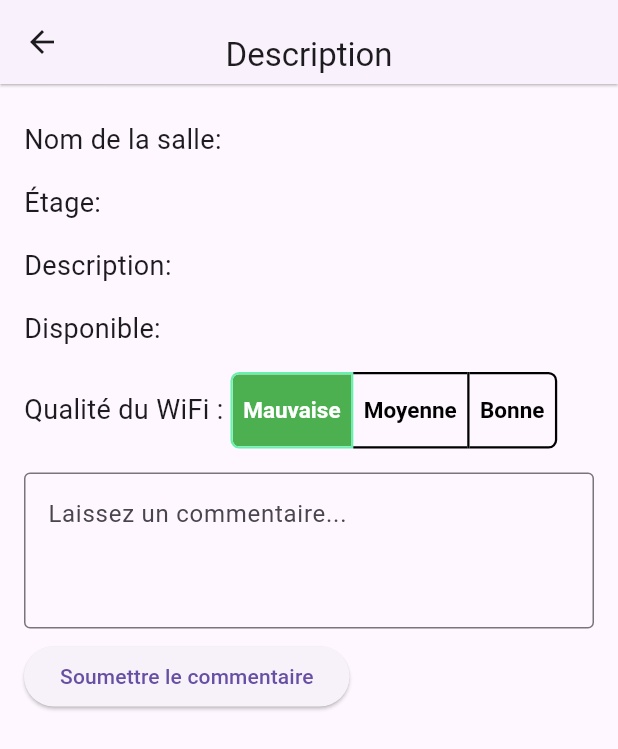
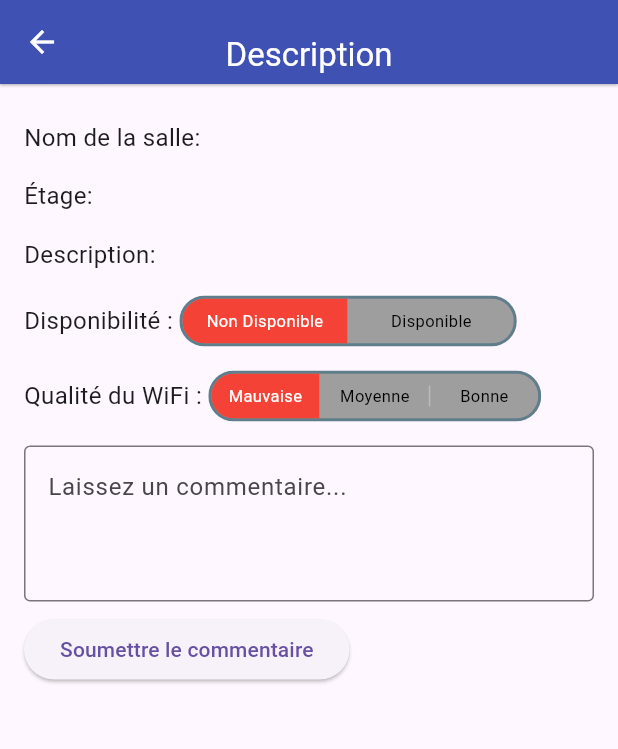
Before and after one commit to Lana487/projet_flutter, a Flutter app: the SalleDetailPage screen opened directly with empty values, after a tap on "Mauvaise", on a phone screen of 412 x 824 dp. Shown: the top 749 px of the screen. Run offline on Flutter 3.47's test engine with Material 3 defaults, Android fonts, the phone set to English and light mode, and no system bars; drawn by our look-alikes of toggle_switch.

Commit message:
MAJ Visuelle 2

```diff
--- a/lib/choix_salle_page.dart
+++ b/lib/choix_salle_page.dart
@@ -19,18 +19,20 @@ class ChoixSallePage extends StatelessWidget {
                 Text(
                   etage.nom,
                   style: const TextStyle(
-                      fontSize: 14.0, fontStyle: FontStyle.italic),
+                      fontSize: 14.0, fontStyle: FontStyle.italic, color: Colors.white,),
                 ),
                 const Text(
                   'Choix de la salle 🧑‍🏫',
                   style: TextStyle(
-                    fontSize: 22.0,
+                    fontSize: 22.0, color: Colors.white,
                   ),
                 ),
               ],
             ),
             elevation: 0.7,
             shadowColor: Colors.black,
+            backgroundColor: Colors.indigo,
+            iconTheme: const IconThemeData(color: Colors.white),
           ),
       body: ListView.builder(
         itemCount: etage.salles.length,
--- a/lib/salle_detail_page.dart
+++ b/lib/salle_detail_page.dart
@@ -1,5 +1,6 @@
 import 'package:flutter/material.dart';
 import 'salle.dart'; // Assurez-vous d'avoir créé le fichier salle.dart
+import 'package:toggle_switch/toggle_switch.dart';
 
 class SalleDetailPage extends StatefulWidget {
   final Salle salle;
@@ -12,28 +13,37 @@ class SalleDetailPage extends StatefulWidget {
 
 class SalleDetailPageState extends State<SalleDetailPage> {
   final TextEditingController _commentController = TextEditingController();
-  List<bool> isDispo = [true, false];
-  List<bool> qualiteWifi = [false, true, false];
 
   @override
   Widget build(BuildContext context) {
+    int indiceWifi = 0;
+    if (widget.salle.qualiteWifi == "Moyenne"){
+      indiceWifi = 1;
+    }else if (widget.salle.qualiteWifi == "Bonne"){
+      indiceWifi = 2;
+    }
+    int indiceDispo = 0;
+    if (widget.salle.disponibilite == "Disponible"){
+      indiceDispo = 1;
+    }
+
     return Scaffold(
       appBar: AppBar(
         title: Column(
           crossAxisAlignment: CrossAxisAlignment.center,
           children: [
             Text(
-              widget.salle.nom,
+              //widget.salle.nom,
+              widget.salle.qualiteWifi,
               style: const TextStyle(
-                fontSize: 14.0,
-                fontStyle: FontStyle.italic,
+                fontSize: 14.0, fontStyle: FontStyle.italic, color: Colors.white,
               ),
               textAlign: TextAlign.center,
             ),
             const Text(
               'Description',
               style: TextStyle(
-                fontSize: 22.0,
+                fontSize: 22.0, color: Colors.white,
               ),
               textAlign: TextAlign.center,
             ),
@@ -42,6 +52,8 @@ class SalleDetailPageState extends State<SalleDetailPage> {
         elevation: 0.7,
         shadowColor: Colors.black,
         centerTitle: true,
+        backgroundColor: Colors.indigo,
+        iconTheme: const IconThemeData(color: Colors.white),
       ),
       body: SingleChildScrollView(
         child: Padding(
@@ -53,67 +65,69 @@ class SalleDetailPageState extends State<SalleDetailPage> {
               Padding(
                 padding: const EdgeInsets.symmetric(vertical: 8.0),
                 child: Text("Nom de la salle: ${widget.salle.nom}",
-                    style: const TextStyle(fontSize: 18)),
+                    style: const TextStyle(fontSize: 16)),
               ),
               Padding(
                 padding: const EdgeInsets.symmetric(vertical: 8.0),
                 child: Text("Étage: ${widget.salle.etage}",
-                    style: const TextStyle(fontSize: 18)),
+                    style: const TextStyle(fontSize: 16)),
               ),
               Padding(
                 padding: const EdgeInsets.symmetric(vertical: 8.0),
                 child: Text("Description: ${widget.salle.description}",
-                    style: const TextStyle(fontSize: 18)),
+                    style: const TextStyle(fontSize: 16)),
               ),
               Padding(
                 padding: const EdgeInsets.symmetric(vertical: 8.0),
-                child: Text("Disponible: ${widget.salle.disponibilite}",
-                    style: const TextStyle(fontSize: 18)),
+                child: Row(
+                  children: [
+                    const Text("Disponibilité : ",
+                        style: TextStyle(fontSize: 16)),
+                    ToggleSwitch(
+                      minWidth: 110.0,
+                      minHeight: 30.0,
+                      initialLabelIndex: indiceDispo,
+                      cornerRadius: 20.0,
+                      activeFgColor: Colors.white,
+                      inactiveBgColor: Colors.grey,
+                      inactiveFgColor: Colors.black,
+                      totalSwitches: 2,
+                      borderWidth: 2.0,
+                      borderColor: const [Colors.blueGrey],
+                      activeBgColors: const [
+                        [Colors.red],
+                        [Colors.green]
+                      ],
+                      labels: ['Non Disponible','Disponible'],
+                      fontSize: 11,
+                    ),
+                  ],
+                ),
               ),
               Padding(
                 padding: const EdgeInsets.symmetric(vertical: 8.0),
                 child: Row(
                   children: [
                     const Text("Qualité du WiFi : ",
-                        style: TextStyle(fontSize: 18)),
-                    ToggleButtons(
-                      isSelected: qualiteWifi,
-                      selectedColor: Colors.white,
-                      color: Colors.black,
-                      fillColor: Colors.green,
-                      splashColor: Colors.greenAccent,
-                      textStyle: const TextStyle(fontWeight: FontWeight.bold),
-                      renderBorder: true,
-                      borderColor: Colors.black,
-                      borderWidth: 1.5,
-                      borderRadius: BorderRadius.circular(5),
-                      selectedBorderColor: Colors.greenAccent,
-                      children: const [
-                        Padding(
-                          padding: EdgeInsets.all(7),
-                          child:
-                              Text('Mauvaise', style: TextStyle(fontSize: 15)),
-                        ),
-                        Padding(
-                          padding: EdgeInsets.all(7),
-                          child:
-                              Text('Moyenne', style: TextStyle(fontSize: 15)),
-                        ),
-                        Padding(
-                          padding: EdgeInsets.all(7),
-                          child: Text('Bonne', style: TextStyle(fontSize: 15)),
-                        ),
+                        style: TextStyle(fontSize: 16)),
+                    ToggleSwitch(
+                      minWidth: 72.0,
+                      minHeight: 30.0,
+                      initialLabelIndex: indiceWifi,
+                      cornerRadius: 20.0,
+                      activeFgColor: Colors.white,
+                      inactiveBgColor: Colors.grey,
+                      inactiveFgColor: Colors.black,
+                      totalSwitches: 3,
+                      borderWidth: 2.0,
+                      borderColor: const [Colors.blueGrey],
+                      activeBgColors: const [
+                        [Colors.red],
+                        [Colors.orange],
+                        [Colors.green]
                       ],
-                      onPressed: (int newIndex) {
-                        setState(() {
-                          // looping through the list of booleans values
-                          for (int index = 0;
-                              index < qualiteWifi.length;
-                              index++) {
-                            qualiteWifi[index] = index == newIndex;
-                          }
-                        });
-                      },
+                      labels: ['Mauvaise','Moyenne','Bonne'],
+                      fontSize: 11,
                     ),
                   ],
                 ),
--- a/pubspec.yaml
+++ b/pubspec.yaml
@@ -35,6 +35,8 @@ dependencies:
   # The following adds the Cupertino Icons font to your application.
   # Use with the CupertinoIcons class for iOS style icons.
   cupertino_icons: ^1.0.2
+  toggle_switch: ^2.3.0
+
 
 dev_dependencies:
   flutter_test:
```
Also changed, not shown: images/test.png (added), pubspec.lock.
